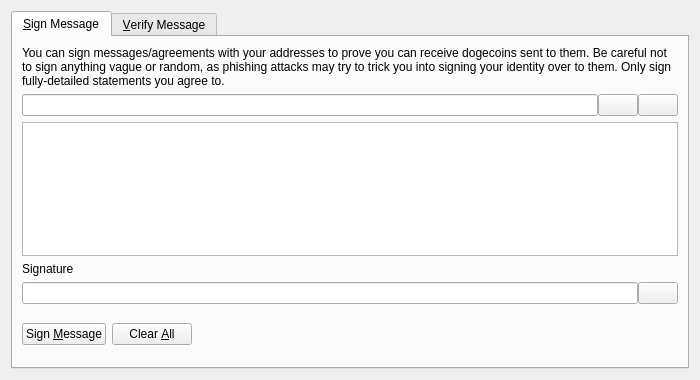
This is src/qt/forms/signverifymessagedialog.ui in soqucoin/soqucoin as Qt 5 draws it before an edit. The edited form follows.
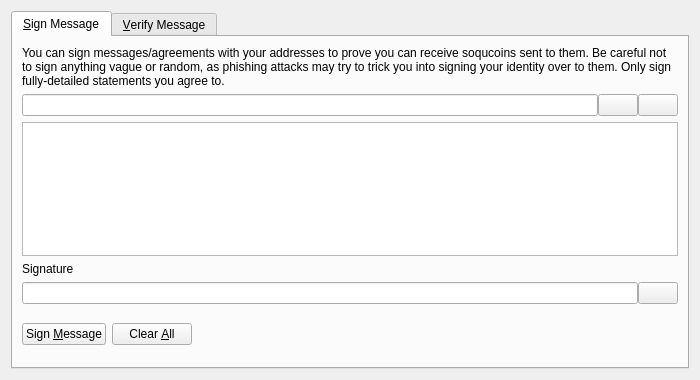
This is the edited form. Icons and pictures are not drawn. Custom widgets are drawn as their Qt base class.

Commit message: chore: rebrand to Soqucoin (SOQ) — quantum-resistant Scrypt-PoW chain

The edit to the form file:
```diff
--- a/src/qt/forms/signverifymessagedialog.ui
+++ b/src/qt/forms/signverifymessagedialog.ui
@@ -30,7 +30,7 @@
        <item>
         <widget class="QLabel" name="infoLabel_SM">
          <property name="text">
-          <string>You can sign messages/agreements with your addresses to prove you can receive dogecoins sent to them. Be careful not to sign anything vague or random, as phishing attacks may try to trick you into signing your identity over to them. Only sign fully-detailed statements you agree to.</string>
+          <string>You can sign messages/agreements with your addresses to prove you can receive soqucoins sent to them. Be careful not to sign anything vague or random, as phishing attacks may try to trick you into signing your identity over to them. Only sign fully-detailed statements you agree to.</string>
          </property>
          <property name="textFormat">
           <enum>Qt::PlainText</enum>
```
Left out of the diff: 8 changed lines with no effect on the pictures. The commit also changes 495 other files.
